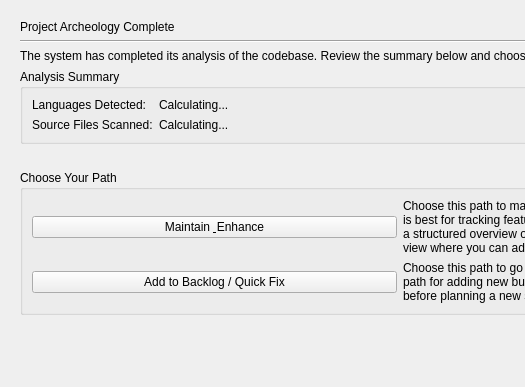
Qt form gui/project_dashboard_page.ui (mariolewis/asdf_factory) before a commit; both pictures show x 0 to 525 and y 0 to 387 of the 800 by 600 pixel window.
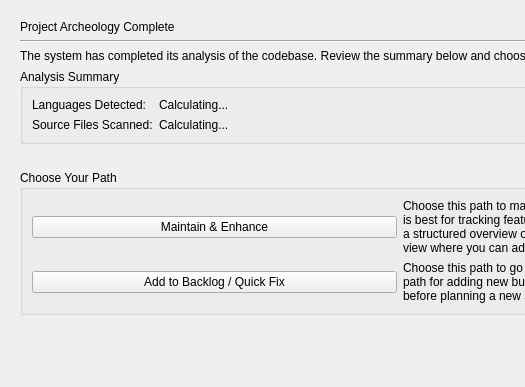
The same form after that commit.

The edit to the form file:
```diff
--- a/gui/project_dashboard_page.ui
+++ b/gui/project_dashboard_page.ui
@@ -112,7 +112,7 @@
       <item row="0" column="0">
        <widget class="QPushButton" name="maintainButton">
         <property name="text">
-         <string>Maintain &amp; Enhance</string>
+         <string>Maintain &amp;&amp; Enhance</string>
         </property>
        </widget>
       </item>
```
